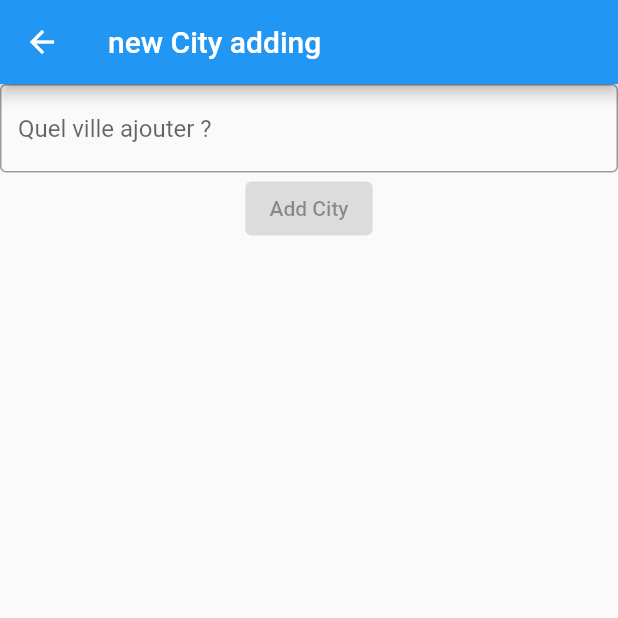
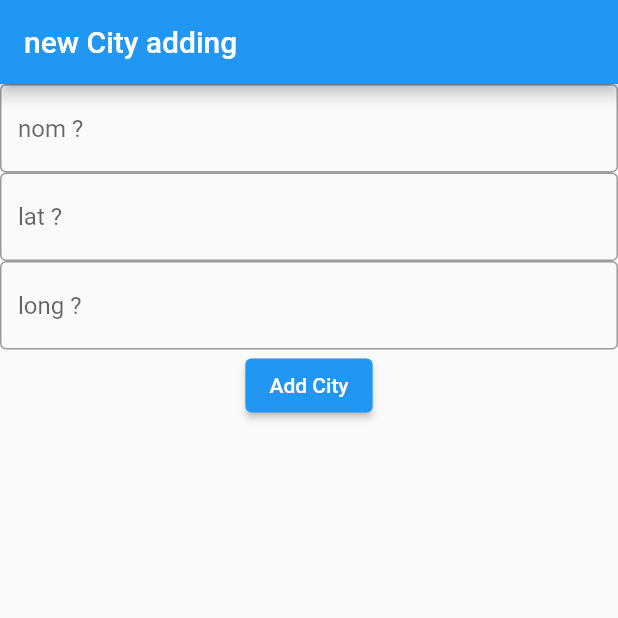
Before and after one commit to Black-Thor/weather_app, a Flutter app: the City screen opened directly, on a phone screen of 412 x 824 dp, the top half of it. Run offline on Flutter 3.47's test engine with Material 2 defaults, Android fonts, the phone set to English and light mode, and no system bars; our stand-ins replace sqflite; missing offline and left inert: dart:html; accounts and stored records are empty.

Commit message:
SQFlite adding

```diff
--- a/lib/main.dart
+++ b/lib/main.dart
@@ -1,10 +1,10 @@
 import 'package:flutter/material.dart';
+import 'package:weather_app/views/newCity.dart';
 import 'views/homePage.dart';
 
 void main() {
-
   runApp(const MaterialApp(
     title: "Todo App",
-    home: HomePage(),
+    home: City(),
   ));
 }
--- /dev/null
+++ b/lib/models/note.dart
@@ -0,0 +1,61 @@
+final String tableNotes = 'notes';
+
+class CityFields {
+  static final List<String> values = [
+    /// Add all fields
+    id, name, latitude, longitude
+  ];
+
+  static final String id = '_id';
+  static final String name = 'name';
+  static final String latitude = 'latitude';
+  static final String longitude = 'longitude';
+}
+
+class City {
+  final int? id;
+  final String name;
+  final String latitude;
+  final String longitude;
+
+  const City({
+    this.id,
+    required this.name,
+    required this.latitude,
+    required this.longitude,
+  });
+
+  City copy({
+    int? id,
+    String? name,
+    String? latitude,
+    String? longitude,
+    String? description,
+  }) =>
+      City(
+        id: id ?? this.id,
+        name: name ?? this.name,
+        latitude: latitude ?? this.latitude,
+        longitude: longitude ?? this.longitude,
+      );
+
+  static City fromJson(Map<String, Object?> json) => City(
+        id: json[CityFields.id] as int?,
+        name: json[CityFields.name] as String,
+        latitude: json[CityFields.latitude] as String,
+        longitude: json[CityFields.longitude] as String,
+      );
+
+  Map<String, Object?> toJson() => {
+        CityFields.id: id,
+        CityFields.longitude: longitude,
+        CityFields.name: name,
+        CityFields.latitude: latitude,
+      };
+  // Implement toString to make it easier to see information about
+  // each dog when using the print statement.
+  @override
+  String toString() {
+    return 'City{id: $id, name: $name, latitude: $latitude ,longitude :$longitude }';
+  }
+}
--- a/lib/views/newCity.dart
+++ b/lib/views/newCity.dart
@@ -1,5 +1,13 @@
 import 'package:flutter/material.dart';
 import 'package:flutter/widgets.dart';
+
+import '../db/notes_database.dart';
+
+void queryNotes() async {
+  var cities = await CityDatabase.instance.readAllNotes();
+  print(cities);
+}
+
 
 class City extends StatelessWidget {
   const City({Key? key}) : super(key: key);
@@ -12,18 +20,27 @@ class City extends StatelessWidget {
       ),
       body: Center(
           child: Column(
-        children: const [
+        children: [
           TextField(
             decoration: InputDecoration(
               border: OutlineInputBorder(),
-              hintText: 'Quel ville ajouter ? ',
+              hintText: 'nom ? ',
             ),
           ),
-          ElevatedButton(
-            onPressed: null,
-            child: Text("Add City")),
-
-          ],
+          TextField(
+            decoration: InputDecoration(
+              border: OutlineInputBorder(),
+              hintText: 'lat ? ',
+            ),
+          ),
+          TextField(
+            decoration: InputDecoration(
+              border: OutlineInputBorder(),
+              hintText: 'long ? ',
+            ),
+          ),
+          ElevatedButton(onPressed: queryNotes, child: Text("Add City")),
+        ],
       )),
     );
   }
```
Also changed, not shown: lib/db/cityDb.dart (deleted, +0 -60 lines), lib/db/notes_database.dart (added, +118 -0 lines).
